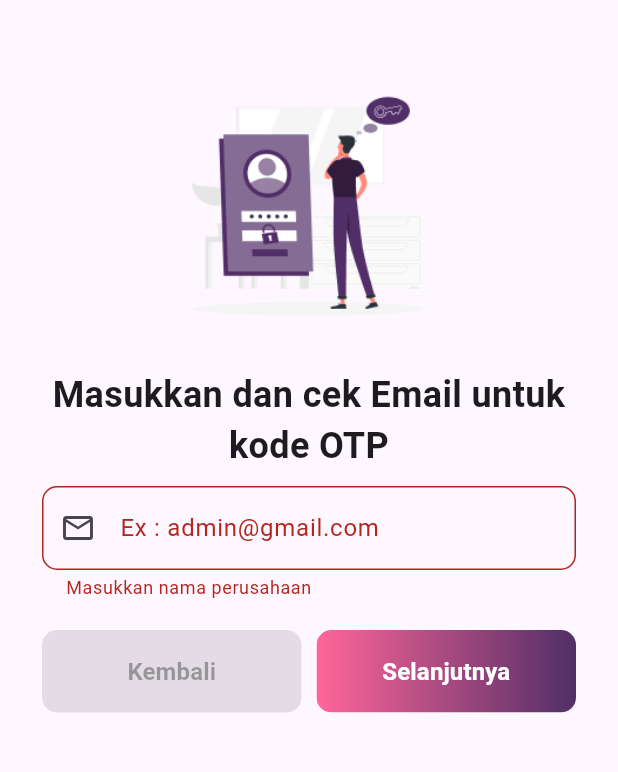
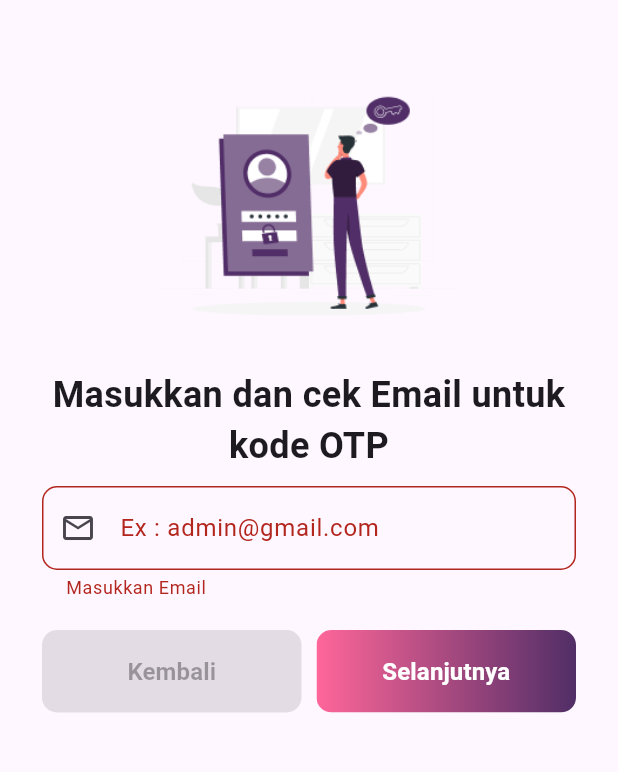
Before and after one commit to hakimfrh/myevent, a Flutter app: the ForgotPassword screen opened by its route, after a tap on "Selanjutnya", on a phone screen of 412 x 824 dp, the part 72-844 px from its top. Run offline on Flutter 3.47's test engine with Material 3 defaults, Android fonts, the phone set to English and light mode, and no system bars; our stand-ins replace firebase_auth, firebase_core, get, google_sign_in; missing offline and left inert: firebase_auth_platform_interface; accounts and stored records are empty; Roboto replaces fonts that are missing (Montserrat, Rubik).

Commit message:
forgot password api

```diff
--- a/lib/database/api.dart
+++ b/lib/database/api.dart
@@ -1,9 +1,10 @@
 class Api {
-  static const String serverIp = "http://10.10.183.235:8000";
+  static const String serverIp = "http://10.10.180.116:8000";
 
   static const String urlLogin = "$serverIp/api/login";
   static const String urlContinueGoogle = "$serverIp/api/continuegoogle";
   static const String urlRegister = "$serverIp/api/register";
   static const String urlUpdatePassword = "$serverIp/api/update_password";
   static const String urlUserList = "$serverIp/api/getalluser";
+  static const String urlSendCode = "$serverIp/api/sendcode";
 }
--- a/lib/forgotpassword/forgotpassword.dart
+++ b/lib/forgotpassword/forgotpassword.dart
@@ -1,4 +1,6 @@
 import 'package:flutter/material.dart';
+import 'package:myevent/database/api.dart';
+import 'package:http/http.dart' as http;
 
 class ForgotPassword extends StatefulWidget {
   const ForgotPassword({Key? key}) : super(key: key);
@@ -199,7 +201,7 @@
             height: 10.0,
           ),
           TextFormField(
-            //controller: _companyNameController,
+            controller: _emailController,
             decoration: InputDecoration(
               labelText: 'Ex : admin@gmail.com',
               border: OutlineInputBorder(
@@ -210,7 +212,7 @@
             ),
             validator: (value) {
               if (value == null || value.isEmpty) {
-                return 'Masukkan nama perusahaan';
+                return 'Masukkan Email';
               }
               return null;
             },
@@ -372,10 +374,12 @@
       ),
     );
   }
+  final TextEditingController _emailController = TextEditingController();
 
-  void _validateStep() {
+  void _validateStep() async {
     if (_currentStep == 0) {
       if (_stepOneKey.currentState!.validate()) {
+        _sendCode();
         setState(() {
           _currentStep++;
         });
@@ -403,4 +407,9 @@
     // Your registration logic here
     // Example: sending data to an API endpoint
   }
+
+  void _sendCode() async{
+    String email = _emailController.text;
+    var response = await http.get(Uri.parse("${Api.urlSendCode}?email=$email"));
+  }
 }
```
